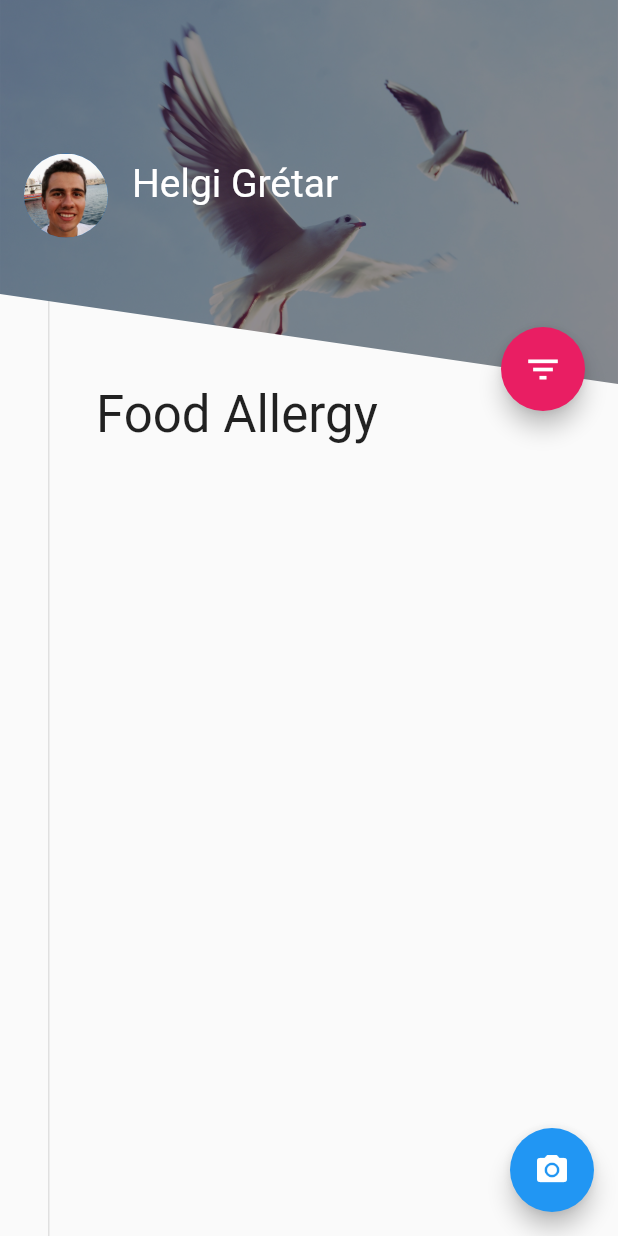
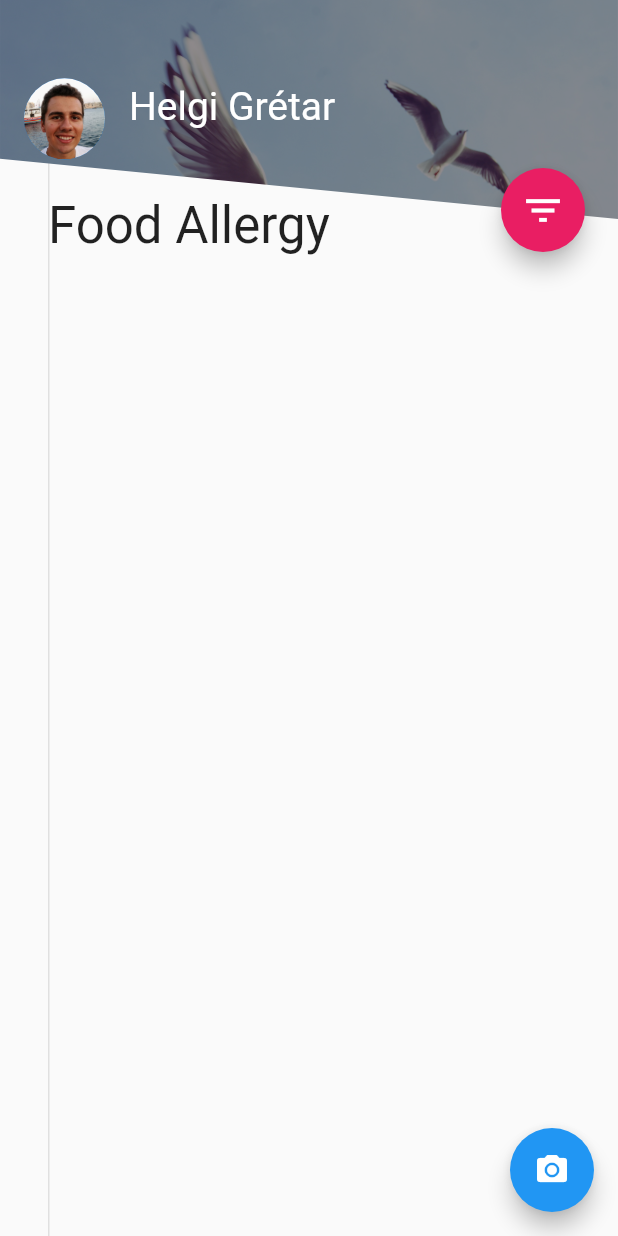
Before and after one commit to hinriksnaer/NordicHackApp, a Flutter app: the screen it shows after launch, on a phone screen of 412 x 824 dp. Run offline on Flutter 3.47's test engine with Material 2 defaults, Android fonts, the phone set to English and light mode, and no system bars; our stand-ins replace image_picker; missing offline and left inert: barcode_scan.

Commit message:
sáttur með lookið :+1:

```diff
--- a/lib/pages/animated_fab.dart
+++ b/lib/pages/animated_fab.dart
@@ -49,7 +49,6 @@ class _AnimatedFabState extends State<AnimatedFab>
               _buildOption(Icons.perm_identity, 0.00, 'Your Medication'),
               _buildOption(Icons.crop_free, -math.pi / 3, 'Drug Barcode'),
               _buildOption(Icons.camera_alt, -2 * math.pi / 3, 'Drug Vnr'),
-              _buildOption(Icons.access_time, math.pi, 'Food Allergy'),
               _buildFabCore(),
             ],
           );
@@ -99,7 +98,7 @@ class _AnimatedFabState extends State<AnimatedFab>
       decoration: new BoxDecoration(shape: BoxShape.circle, color: Colors.pink),
     );
   }
-
+  //Fyrir logo í takkan
   Widget _buildFabCore() {
     double scaleFactor = 2 * (_animationController.value - 0.5).abs();
     return new FloatingActionButton(
@@ -110,7 +109,7 @@ class _AnimatedFabState extends State<AnimatedFab>
         child: new Icon(
           _animationController.value > 0.5 ? Icons.close : Icons.filter_list,
           color: Colors.white,
-          size: 26.0,
+          size: 30.0,
         ),
       ),
       backgroundColor: _colorAnimation.value,
--- a/lib/pages/diagonal_clipper.dart
+++ b/lib/pages/diagonal_clipper.dart
@@ -4,8 +4,8 @@ class DialogonalClipper extends CustomClipper<Path> {
   @override
   Path getClip(Size size) {
     Path path = new Path();
-    path.lineTo(0.0, size.height - 60.0);
-    path.lineTo(size.width, size.height);
+    path.lineTo(0.0-100, size.height -160);
+    path.lineTo(size.width, size.height-110);
     path.lineTo(size.width, 0.0);
     path.close();
     return path;
--- a/lib/pages/home_page.dart
+++ b/lib/pages/home_page.dart
@@ -70,7 +70,7 @@ class _MainPageState extends State<MainPage> {
 
   Widget _buildFab() {
     return new Positioned(
-        top: _imageHeight - 100.0,
+        top: 50,//_imageHeight - 100.0,
         right: -40.0,
         child: new AnimatedFab(
           onClick: _changeFilterState,
@@ -116,16 +116,16 @@ class _MainPageState extends State<MainPage> {
 
   Widget _buildProfileRow() {
     return new Padding(
-      padding: new EdgeInsets.only(left: 16.0, top: _imageHeight / 2.5),
+      padding: new EdgeInsets.only(left: 16.0, top: _imageHeight / 4.9),
       child: new Row(
         children: <Widget>[
           new CircleAvatar(
-            minRadius: 28.0,
-            maxRadius: 28.0,
+            minRadius: 27.0,
+            maxRadius: 27.0,
             backgroundImage: new AssetImage('images/avatar.jpg'),
           ),
           new Padding(
-            padding: const EdgeInsets.only(left: 16.0),
+            padding: const EdgeInsets.only(left: 16.0,),
             child: new Column(
               crossAxisAlignment: CrossAxisAlignment.start,
               mainAxisSize: MainAxisSize.min,
--- a/lib/pages/task_row.dart
+++ b/lib/pages/task_row.dart
@@ -21,8 +21,6 @@ class TaskRow extends StatelessWidget {
               new Padding(
                 padding:
                     EdgeInsets.symmetric(horizontal: 32.0 - dotSize / 2),
-
-
               ),
               new Padding(padding: EdgeInsets.only(right: 10.0,top: 5.0),),
               new Expanded(
@@ -34,7 +32,6 @@ class TaskRow extends StatelessWidget {
                       style: new TextStyle(fontSize: 24.0, fontWeight: FontWeight.w600),
                     ),
                     new Text(
-
                       task.category,
                       style: new TextStyle(fontSize: 12.0, color: Colors.grey),
 
--- a/lib/widget/bottom_info.dart
+++ b/lib/widget/bottom_info.dart
@@ -23,7 +23,7 @@ class BottomInfo extends StatelessWidget {
 
   @override
   Widget build(BuildContext context) {
-    final double _imageHeight = 256.0;
+    final double _imageHeight = 130.0;
 
     return new Padding(
       padding: new EdgeInsets.only(top: _imageHeight),
@@ -55,7 +55,7 @@ class BottomInfo extends StatelessWidget {
 
   Widget _buildMyTasksHeader() {
     return new Padding(
-      padding: new EdgeInsets.only(left: 64.0),
+      padding: new EdgeInsets.only(left: 32.0,bottom: 0.0),
       child: new Column(
         crossAxisAlignment: CrossAxisAlignment.start,
         children: <Widget>[
@@ -63,10 +63,7 @@ class BottomInfo extends StatelessWidget {
             scanTypeText,
             style: new TextStyle(fontSize: 34.0),
           ),
-          new Text(
-            '',
-            style: new TextStyle(color: Colors.grey, fontSize: 12.0),
-          ),
+
         ],
       ),
     );
```
